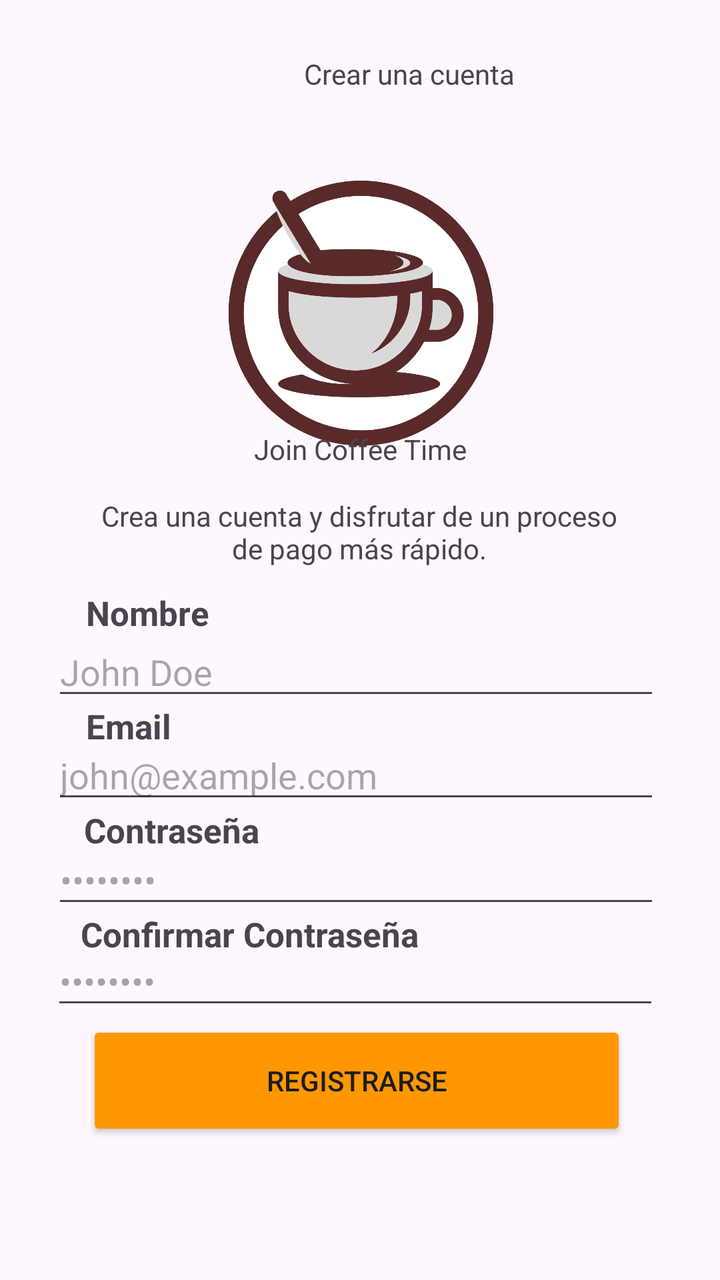
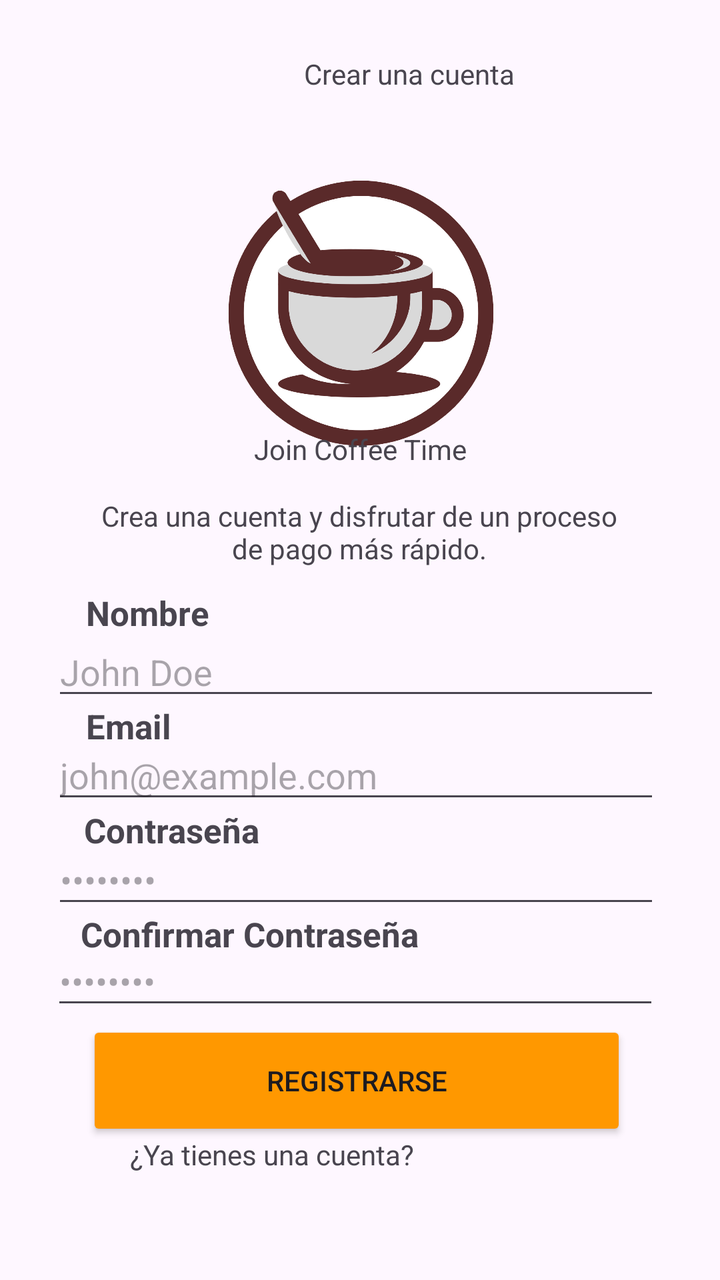

Two renders of the same Android screen: before a commit and after it. Below are the layout's source before the change and the commit's diff.
<!-- AndroidManifest.xml: application theme Theme.Cafeteria -->
<!-- res/layout/activity_tercera.xml -->
<?xml version="1.0" encoding="utf-8"?>
<androidx.constraintlayout.widget.ConstraintLayout xmlns:android="http://schemas.android.com/apk/res/android"
    xmlns:app="http://schemas.android.com/apk/res-auto"
    xmlns:tools="http://schemas.android.com/tools"
    android:id="@+id/main"
    android:layout_width="match_parent"
    android:layout_height="match_parent"
    tools:context=".TerceraActivity">

    <ImageView
        android:id="@+id/imageViewlogo"
        android:layout_width="269dp"
        android:layout_height="266dp"
        android:layout_marginStart="130dp"
        android:layout_marginTop="32dp"
        android:layout_marginEnd="131dp"
        android:src="@drawable/logo_coffe"
        app:layout_constraintEnd_toEndOf="parent"
        app:layout_constraintHorizontal_bias="0.495"
        app:layout_constraintStart_toStartOf="parent"
        app:layout_constraintTop_toTopOf="parent" />

    <TextView
        android:id="@+id/cuentacrear"
        android:layout_width="wrap_content"
        android:layout_height="wrap_content"
        android:layout_marginStart="152dp"
        android:layout_marginEnd="153dp"
        android:text="Crear una cuenta"
        app:layout_constraintBottom_toBottomOf="parent"
        app:layout_constraintEnd_toEndOf="parent"
        app:layout_constraintHorizontal_bias="0.0"
        app:layout_constraintStart_toStartOf="parent"
        app:layout_constraintTop_toTopOf="parent"
        app:layout_constraintVertical_bias="0.044" />

    <TextView
        android:id="@+id/jointesx"
        android:layout_width="wrap_content"
        android:layout_height="wrap_content"
        android:text="Join Coffee Time"
        app:layout_constraintBottom_toBottomOf="parent"
        app:layout_constraintEnd_toEndOf="parent"
        app:layout_constraintStart_toStartOf="parent"
        app:layout_constraintTop_toTopOf="parent"
        app:layout_constraintVertical_bias="0.346" />

    <TextView
        android:id="@+id/textocreacuenta"
        android:layout_width="260dp"
        android:layout_height="76dp"
        android:gravity="center"
        android:text="Crea una cuenta y disfrutar de un proceso de pago más rápido."
        app:layout_constraintBottom_toBottomOf="parent"
        app:layout_constraintEnd_toEndOf="parent"
        app:layout_constraintHorizontal_bias="0.496"
        app:layout_constraintStart_toStartOf="parent"
        app:layout_constraintTop_toTopOf="parent"
        app:layout_constraintVertical_bias="0.404" />

    <TextView
        android:id="@+id/nombretex"
        android:layout_width="wrap_content"
        android:layout_height="wrap_content"
        android:text="Nombre"
        android:textSize="17sp"
        android:textStyle="bold"
        app:layout_constraintBottom_toBottomOf="parent"
        app:layout_constraintEnd_toEndOf="parent"
        app:layout_constraintHorizontal_bias="0.144"
        app:layout_constraintStart_toStartOf="parent"
        app:layout_constraintTop_toTopOf="parent"
        app:layout_constraintVertical_bias="0.478" />

    <EditText
        android:id="@+id/ingrenombre"
        android:layout_width="304dp"
        android:layout_height="39dp"
        android:hint="John Doe"
        android:inputType="text"
        app:layout_constraintBottom_toBottomOf="parent"
        app:layout_constraintEnd_toEndOf="parent"
        app:layout_constraintHorizontal_bias="0.467"
        app:layout_constraintStart_toStartOf="parent"
        app:layout_constraintTop_toTopOf="parent"
        app:layout_constraintVertical_bias="0.526" />

    <TextView
        android:id="@+id/Email3"
        android:layout_width="85dp"
        android:layout_height="21dp"
        android:layout_marginStart="7dp"
        android:text="Email"
        android:textSize="17sp"
        android:textStyle="bold"
        app:layout_constraintBottom_toBottomOf="parent"
        app:layout_constraintEnd_toEndOf="parent"
        app:layout_constraintHorizontal_bias="0.134"
        app:layout_constraintStart_toStartOf="parent"
        app:layout_constraintTop_toTopOf="parent"
        app:layout_constraintVertical_bias="0.568" />

    <EditText
        android:id="@+id/ingremail"
        android:layout_width="304dp"
        android:layout_height="39dp"
        android:hint="john@example.com"
        android:inputType="text"
        app:layout_constraintBottom_toBottomOf="parent"
        app:layout_constraintEnd_toEndOf="parent"
        app:layout_constraintHorizontal_bias="0.467"
        app:layout_constraintStart_toStartOf="parent"
        app:layout_constraintTop_toTopOf="parent"
        app:layout_constraintVertical_bias="0.612" />

    <TextView
        android:id="@+id/contastex"
        android:layout_width="92dp"
        android:layout_height="21dp"
        android:layout_marginStart="7dp"
        android:text="Contraseña"
        android:textSize="17sp"
        android:textStyle="bold"
        app:layout_constraintBottom_toBottomOf="parent"
        app:layout_constraintEnd_toEndOf="parent"
        app:layout_constraintHorizontal_bias="0.134"
        app:layout_constraintStart_toStartOf="parent"
        app:layout_constraintTop_toTopOf="parent"
        app:layout_constraintVertical_bias="0.652" />


    <EditText
        android:id="@+id/ingrcontas"
        android:layout_width="304dp"
        android:layout_height="39dp"
        android:hint="••••••••"
        android:inputType="text"
        app:layout_constraintBottom_toBottomOf="parent"
        app:layout_constraintEnd_toEndOf="parent"
        app:layout_constraintHorizontal_bias="0.457"
        app:layout_constraintStart_toStartOf="parent"
        app:layout_constraintTop_toTopOf="parent"
        app:layout_constraintVertical_bias="0.783" />

    <TextView
        android:id="@+id/confircontraseñs"
        android:layout_width="178dp"
        android:layout_height="19dp"
        android:layout_marginStart="7dp"
        android:text="Confirmar Contraseña"
        android:textSize="17sp"
        android:textStyle="bold"
        app:layout_constraintBottom_toBottomOf="parent"
        app:layout_constraintEnd_toEndOf="parent"
        app:layout_constraintHorizontal_bias="0.19"
        app:layout_constraintStart_toStartOf="parent"
        app:layout_constraintTop_toTopOf="parent"
        app:layout_constraintVertical_bias="0.734" />

    <EditText
        android:id="@+id/confircontas"
        android:layout_width="304dp"
        android:layout_height="39dp"
        android:hint="••••••••"
        android:inputType="text"
        app:layout_constraintBottom_toBottomOf="parent"
        app:layout_constraintEnd_toEndOf="parent"
        app:layout_constraintHorizontal_bias="0.467"
        app:layout_constraintStart_toStartOf="parent"
        app:layout_constraintTop_toTopOf="parent"
        app:layout_constraintVertical_bias="0.699" />


    <Button
        android:id="@+id/register"
        android:layout_width="270dp"
        android:layout_height="60dp"
        android:layout_marginStart="9dp"
        android:backgroundTint="#FF9800"
        android:text="Registrarse"
        app:layout_constraintBottom_toBottomOf="parent"
        app:layout_constraintEnd_toEndOf="parent"
        app:layout_constraintHorizontal_bias="0.424"
        app:layout_constraintStart_toStartOf="parent"
        app:layout_constraintTop_toTopOf="parent"
        app:layout_constraintVertical_bias="0.88" />


</androidx.constraintlayout.widget.ConstraintLayout>
<!-- resources referenced by this layout -->
<resources>
  <!-- drawable logo_coffe: png bitmap (drawable, 106600 bytes) -->
  <style name="Theme.Cafeteria" parent="Base.Theme.Cafeteria" />
  <style name="Base.Theme.Cafeteria" parent="Theme.Material3.DayNight.NoActionBar">
          
          
      </style>
</resources>

<!-- the commit's change to res/layout/activity_tercera.xml (unified diff, before → after) -->
@@ -185,5 +185,19 @@
         app:layout_constraintTop_toTopOf="parent"
         app:layout_constraintVertical_bias="0.88" />
 
+    <TextView
+        android:id="@+id/tienescuentatext"
+        android:layout_width="wrap_content"
+        android:layout_height="wrap_content"
+        android:layout_marginStart="65dp"
+        android:layout_marginEnd="204dp"
+        android:text="¿Ya tienes una cuenta?"
+        app:layout_constraintBottom_toBottomOf="parent"
+        app:layout_constraintEnd_toEndOf="parent"
+        app:layout_constraintHorizontal_bias="0.0"
+        app:layout_constraintStart_toStartOf="parent"
+        app:layout_constraintTop_toTopOf="parent"
+        app:layout_constraintVertical_bias="0.914" />
+
 
 </androidx.constraintlayout.widget.ConstraintLayout>
